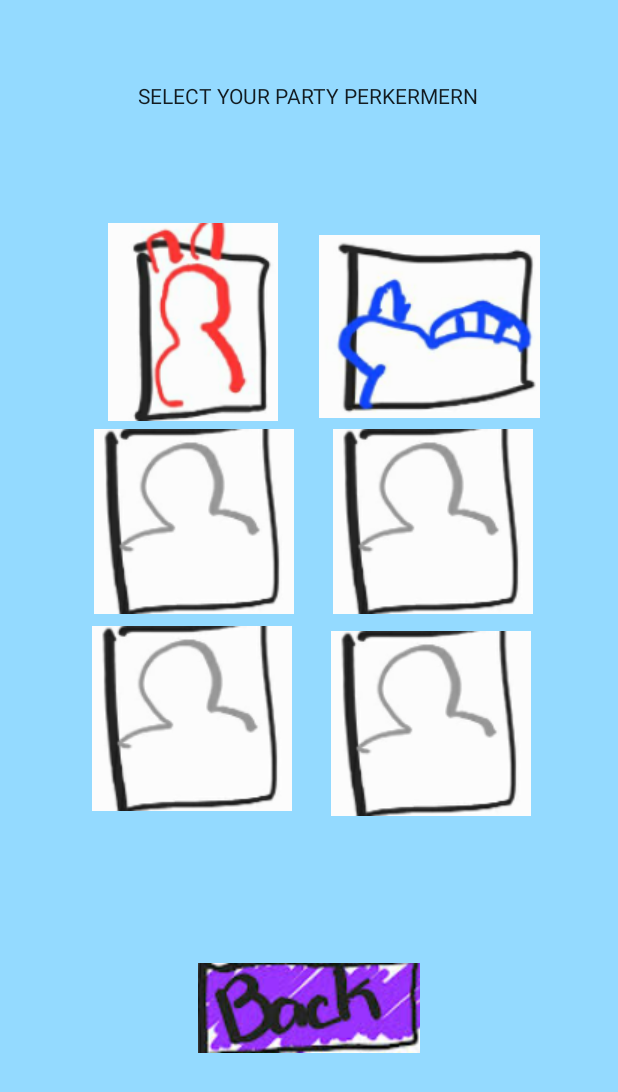
After one commit to sandsandsandsand/projectTest, an Android app: the layout party.xml on its own in the app's theme, with its tools: preview values and no code run, on a phone screen of 412 x 824 dp. The commit adds this screen. Shown: the top 1092 px of the screen. Run offline under Robolectric (Android 15) with nearby library versions, the phone set to English and light mode, and no system bars.

Commit message:
party button updated

```diff
--- a/app/build.gradle
+++ b/app/build.gradle
@@ -32,6 +32,7 @@ dependencies {
     implementation 'androidx.appcompat:appcompat:1.3.1'
     implementation 'com.google.android.material:material:1.4.0'
     implementation 'androidx.constraintlayout:constraintlayout:2.1.1'
+    implementation 'androidx.gridlayout:gridlayout:1.0.0'
     testImplementation 'junit:junit:4.+'
     androidTestImplementation 'androidx.test.ext:junit:1.1.3'
     androidTestImplementation 'androidx.test.espresso:espresso-core:3.4.0'
--- a/app/src/main/java/com/example/projecttest/mapButton.java
+++ b/app/src/main/java/com/example/projecttest/mapButton.java
@@ -15,6 +15,10 @@ public class mapButton extends androidx.appcompat.widget.AppCompatButton
     {
         System.out.println("by default do nothing, wall tiles will not override activate");
     }
+    public void activateTest()
+    {
+
+    }
 
 
 }
--- a/app/src/main/java/com/example/projecttest/mapGrid.java
+++ b/app/src/main/java/com/example/projecttest/mapGrid.java
@@ -27,6 +27,7 @@ public class mapGrid extends GridLayout
                     addView( buttons[row][col], width, width );
                 }
             }
+        buttons[1][1].activateTest();
 
     }
 
--- /dev/null
+++ b/app/src/main/res/layout/party.xml
@@ -0,0 +1,122 @@
+<?xml version="1.0" encoding="utf-8"?>
+<androidx.constraintlayout.widget.ConstraintLayout xmlns:android="http://schemas.android.com/apk/res/android"
+    xmlns:app="http://schemas.android.com/apk/res-auto"
+    xmlns:tools="http://schemas.android.com/tools"
+    android:id="@+id/party_grid"
+    android:layout_width="match_parent"
+    android:layout_height="match_parent"
+    android:visibility="visible"
+    tools:visibility="visible"
+
+    android:background="@color/partyMenu">
+
+
+    <androidx.gridlayout.widget.GridLayout
+        android:id="@+id/gridLayout"
+        android:layout_width="315dp"
+        android:layout_height="449dp"
+        android:layout_marginStart="48dp"
+        android:layout_marginTop="160dp"
+        android:layout_marginEnd="48dp"
+        android:layout_marginBottom="237dp"
+        app:columnCount="2"
+        app:layout_constraintBottom_toBottomOf="parent"
+        app:layout_constraintEnd_toEndOf="parent"
+        app:layout_constraintStart_toStartOf="parent"
+        app:layout_constraintTop_toTopOf="parent"
+        app:rowCount="3">
+
+        <ImageButton
+            android:id="@+id/fire"
+            android:layout_width="160dp"
+            android:layout_height="wrap_content"
+            android:background="@color/partyMenu"
+            android:onClick="clickFire"
+            app:layout_column="0"
+            app:layout_row="0"
+            app:srcCompat="@drawable/firs" />
+
+        <ImageButton
+            android:id="@+id/water"
+            android:layout_width="152dp"
+            android:layout_height="137dp"
+            android:background="@color/partyMenu"
+            android:onClick="clickWater"
+            app:layout_column="1"
+            app:layout_row="0"
+            app:srcCompat="@drawable/water" />
+
+        <ImageButton
+            android:id="@+id/other1"
+            android:layout_width="161dp"
+            android:layout_height="wrap_content"
+            android:background="@color/partyMenu"
+            android:onClick="clickOther"
+            app:layout_column="0"
+            app:layout_row="1"
+            app:srcCompat="@drawable/other" />
+
+        <ImageButton
+            android:id="@+id/other2"
+            android:layout_width="157dp"
+            android:layout_height="wrap_content"
+            android:background="@color/partyMenu"
+            android:onClick="clickOther"
+            app:layout_column="1"
+            app:layout_row="1"
+            app:srcCompat="@drawable/other" />
+
+        <ImageButton
+            android:id="@+id/other3"
+            android:layout_width="158dp"
+            android:layout_height="139dp"
+            android:background="@color/partyMenu"
+            android:onClick="clickOther"
+            app:layout_column="0"
+            app:layout_row="2"
+            app:srcCompat="@drawable/other" />
+
+        <ImageButton
+            android:id="@+id/other4"
+            android:layout_width="154dp"
+            android:layout_height="145dp"
+            android:background="@color/partyMenu"
+            android:onClick="clickOther"
+            app:layout_column="1"
+            app:layout_row="2"
+            app:srcCompat="@drawable/other" />
+    </androidx.gridlayout.widget.GridLayout>
+
+    <ImageButton
+        android:id="@+id/back"
+        android:layout_width="wrap_content"
+        android:layout_height="wrap_content"
+        android:layout_marginStart="119dp"
+        android:layout_marginTop="39dp"
+        android:layout_marginEnd="120dp"
+        android:layout_marginBottom="118dp"
+        android:background="@color/partyMenu"
+        android:onClick="back"
+        android:visibility="visible"
+        app:layout_constraintBottom_toBottomOf="parent"
+        app:layout_constraintEnd_toEndOf="parent"
+        app:layout_constraintStart_toStartOf="parent"
+        app:layout_constraintTop_toBottomOf="@+id/gridLayout"
+        app:srcCompat="@drawable/back2" />
+
+    <TextView
+        android:id="@+id/textView"
+        android:layout_width="wrap_content"
+        android:layout_height="wrap_content"
+        android:layout_marginStart="92dp"
+        android:layout_marginTop="60dp"
+        android:layout_marginEnd="93dp"
+        android:layout_marginBottom="81dp"
+        android:text="SELECT YOUR PARTY PERKERMERN"
+        android:textAppearance="@style/TextAppearance.AppCompat.Body1"
+        app:layout_constraintBottom_toTopOf="@+id/gridLayout"
+        app:layout_constraintEnd_toEndOf="parent"
+        app:layout_constraintStart_toStartOf="parent"
+        app:layout_constraintTop_toTopOf="parent" />
+
+</androidx.constraintlayout.widget.ConstraintLayout>
```
Also changed, not shown: app/src/main/java/com/example/projecttest/MainActivity.java (+9 -0 lines), app/src/main/java/com/example/projecttest/mapButtonGrass.java (+15 -0 lines), app/src/main/res/layout/fighting.xml (added, +65 -0 lines), app/src/main/res/menu/main_menu.xml (added, +10 -0 lines), app/src/main/res/values/colors.xml (+8 -0 lines), app/src/main/AndroidManifest.xml (line endings or trailing spaces), app/src/main/res/drawable-v24/back.png (added), app/src/main/res/drawable-v24/back2.png (added), app/src/main/res/drawable-v24/firs.png (added), app/src/main/res/drawable-v24/grass_player.png (added), app/src/main/res/drawable-v24/other.png (added), app/src/main/res/drawable-v24/water.png (added).
